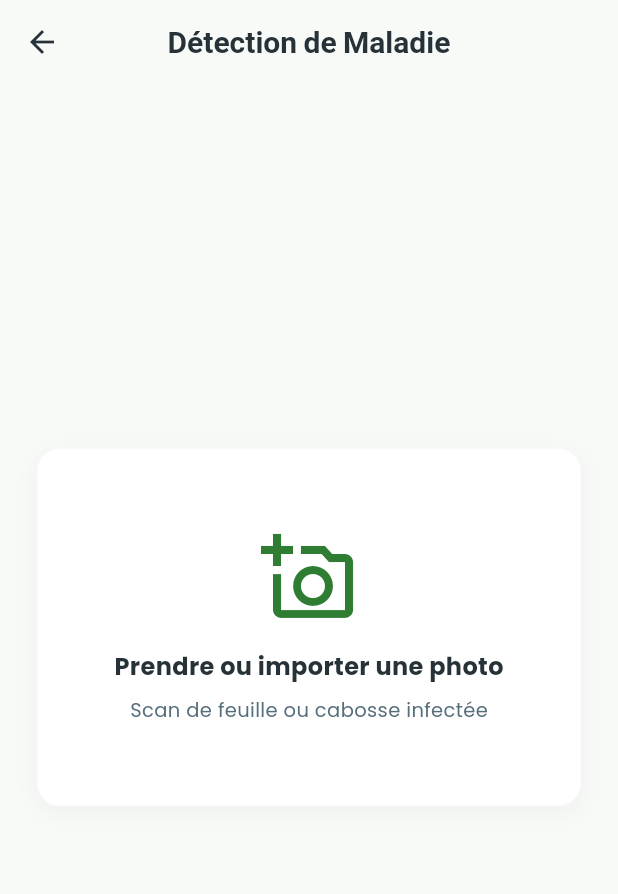
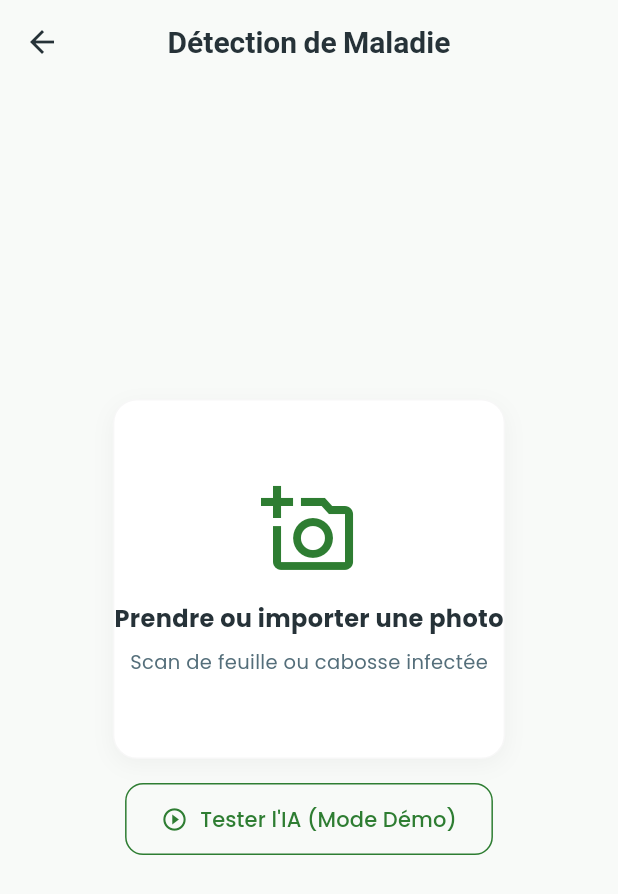
Before and after one commit to aymeric-nzore/Neon_code, a Flutter app: the DiseaseDetectionScreen screen opened directly, on a phone screen of 412 x 824 dp. Shown: the top 894 px of the screen. Run offline on Flutter 3.47's test engine with Material 3 defaults, Android fonts, the phone set to English and light mode, and no system bars; our stand-ins replace firebase_core, fl_chart, geolocator, google_fonts, image_picker, shared_preferences and 1 more; missing offline and left inert: tflite_flutter; accounts and stored records are empty; network calls fail.

Commit message:
features : ajout de l'ia de detection

```diff
--- a/cacao_ai_flutter/lib/ui/screens/dashboard/dashboard_screen.dart
+++ b/cacao_ai_flutter/lib/ui/screens/dashboard/dashboard_screen.dart
@@ -45,7 +45,7 @@ class _DashboardScreenState extends State<DashboardScreen> {
           Provider.of<AlertProvider>(context, listen: false).generateAlertsFromData(riskToday, soilMoisture, rainfall);
         }
       });
-      Provider.of<WeatherProvider>(context, listen: false).fetchWeather();
+      Provider.of<WeatherProvider>(context, listen: false).fetchWeatherWithCurrentLocation();
     });
   }
 
@@ -191,7 +191,7 @@ class _DashboardScreenState extends State<DashboardScreen> {
         child: RefreshIndicator(
           onRefresh: () async {
             await dashboardProvider.fetchLatestFromDatabase();
-            await weatherProvider.fetchWeather();
+            await weatherProvider.fetchWeatherWithCurrentLocation();
             if (mounted) {
               final double rToday = dashboardProvider.latestPrediction?.prediction.riskToday ?? 0.0;
               final double sMoisture = dashboardProvider.currentData.soilMoisture;
--- a/cacao_ai_flutter/lib/ui/screens/disease/disease_detection_screen.dart
+++ b/cacao_ai_flutter/lib/ui/screens/disease/disease_detection_screen.dart
@@ -132,7 +132,9 @@ class DiseaseDetectionScreen extends StatelessWidget {
 
   Widget _buildImagePreviewArea(BuildContext context, DiseaseProvider provider) {
     if (provider.selectedImage == null) {
-      return InkWell(
+      return Column(
+        children: [
+          InkWell(
             onTap: () => _showImageSourceActionSheet(context),
             borderRadius: BorderRadius.circular(AppTheme.radiusMedium),
             child: Container(
@@ -160,6 +162,20 @@ class DiseaseDetectionScreen extends StatelessWidget {
                 ],
               ),
             ),
+          ),
+          const SizedBox(height: 16),
+          OutlinedButton.icon(
+            onPressed: () => provider.runDemoDetection(),
+            style: OutlinedButton.styleFrom(
+              foregroundColor: AppTheme.primaryGreen,
+              side: const BorderSide(color: AppTheme.primaryGreen),
+              padding: const EdgeInsets.symmetric(horizontal: 24, vertical: 14),
+              shape: RoundedRectangleBorder(borderRadius: BorderRadius.circular(12)),
+            ),
+            icon: const Icon(Icons.play_circle_outline),
+            label: const Text('Tester l\'IA (Mode Démo)'),
+          ),
+        ],
       );
     }
 
@@ -168,7 +184,7 @@ class DiseaseDetectionScreen extends StatelessWidget {
       child: Container(
         height: 240,
         color: AppTheme.bgCard,
-        child: kIsWeb
+        child: (kIsWeb || provider.selectedImage!.path.startsWith('http'))
             ? Image.network(
                 provider.selectedImage!.path,
                 fit: BoxFit.cover,
--- a/cacao_ai_flutter/pubspec.yaml
+++ b/cacao_ai_flutter/pubspec.yaml
@@ -48,6 +48,7 @@ dependencies:
   geolocator: ^14.0.3
   tflite_flutter: ^0.11.0
   camera: ^0.10.5
+  firebase_core: ^4.11.0
 
 dev_dependencies:
   flutter_test:
```
Also changed, not shown: cacao_ai_flutter/lib/main.dart (+9 -0 lines), cacao_ai_flutter/lib/providers/disease_provider.dart (+15 -0 lines), cacao_ai_flutter/lib/providers/weather_provider.dart (+6 -3 lines), cacao_ai_flutter/lib/firebase_options.dart (added), cacao_ai_flutter/pubspec.lock, 12 other files. Lines whose indentation alone changed are shown as unchanged.
